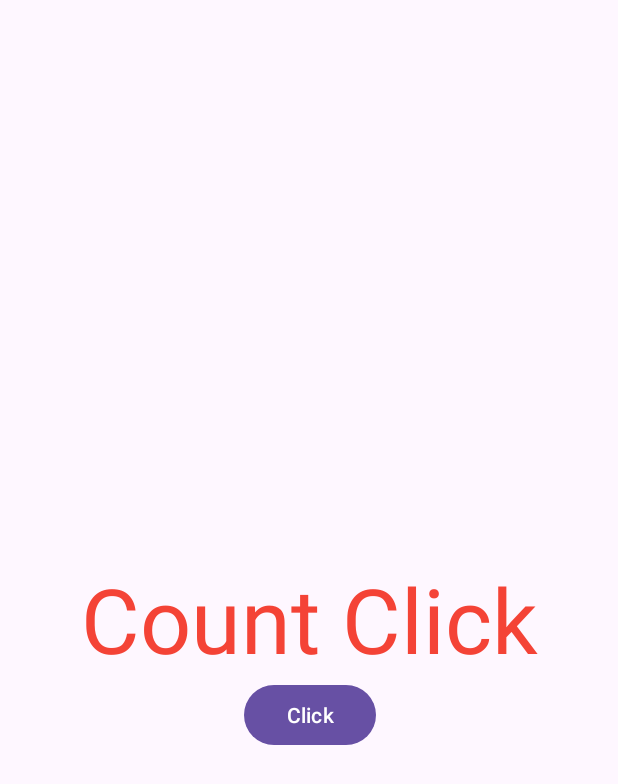
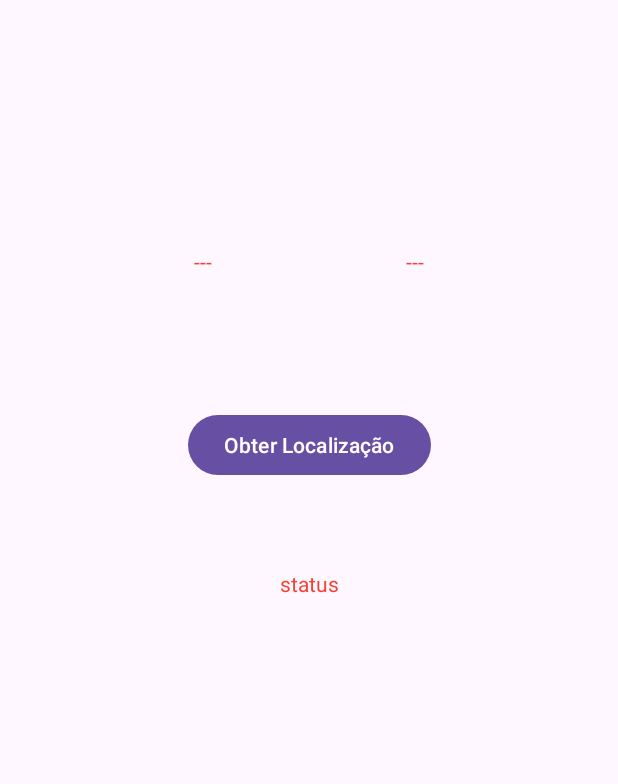
Before and after one commit to rbeninca/pdm, an Android app: the screen it shows after launch (MainActivity), on a phone screen of 412 x 824 dp. Shown: the top 784 px of the screen. Run offline under Robolectric (Android 15) with nearby library versions, the phone set to English and light mode, and no system bars.

Commit message:
interface xml

```diff
--- a/app/src/main/java/com/ifsc/contaclicks/MainActivity.java
+++ b/app/src/main/java/com/ifsc/contaclicks/MainActivity.java
@@ -12,25 +12,11 @@ import androidx.core.view.ViewCompat;
 import androidx.core.view.WindowInsetsCompat;
 
 public class MainActivity extends AppCompatActivity {
-    int i=0;
-
-    @Override
+   @Override
     protected void onCreate(Bundle savedInstanceState) {
         super.onCreate(savedInstanceState);
         setContentView(R.layout.activity_main);
-        //Associando objeto interface a variavel local;
-        TextView tv=findViewById(R.id.textView);
-        tv.setText(getString(R.string.app_name));
-        Button b=findViewById(R.id.button);
-        b.setOnClickListener(v -> {//Seu codigo lindo aqui
-        });
-        b.setOnClickListener(new View.OnClickListener() {
-            @Override
-            public void onClick(View v) {
-                tv.setText( Integer.toString(i)  );
-                i++;
-            }
-        });
+
 
     }
 }
--- a/app/src/main/res/layout/activity_main.xml
+++ b/app/src/main/res/layout/activity_main.xml
@@ -8,24 +8,53 @@
     tools:context=".MainActivity">
 
     <TextView
-        android:id="@+id/textView"
+        android:id="@+id/tvLatitude"
         android:layout_width="wrap_content"
         android:layout_height="wrap_content"
-        android:text="@string/ola"
+        android:text="---"
         android:textColor="#F44336"
-        android:textSize="60sp"
+        android:textSize="14sp"
+        app:layout_constraintBottom_toBottomOf="parent"
+        app:layout_constraintEnd_toStartOf="@+id/tvLongitude"
+        app:layout_constraintHorizontal_bias="0.5"
+        app:layout_constraintStart_toStartOf="parent"
+        app:layout_constraintTop_toTopOf="parent"
+        app:layout_constraintVertical_bias="0.205" />
+
+    <TextView
+        android:id="@+id/tvStatus"
+        android:layout_width="wrap_content"
+        android:layout_height="wrap_content"
+        android:text="status"
+        android:textColor="#F44336"
+        android:textSize="14sp"
         app:layout_constraintBottom_toBottomOf="parent"
         app:layout_constraintEnd_toEndOf="parent"
         app:layout_constraintStart_toStartOf="parent"
-        app:layout_constraintTop_toTopOf="parent" />
+        app:layout_constraintTop_toBottomOf="@+id/button"
+        app:layout_constraintVertical_bias="0.121" />
+
+    <TextView
+        android:id="@+id/tvLongitude"
+        android:layout_width="wrap_content"
+        android:layout_height="wrap_content"
+        android:text="---"
+        android:textColor="#F44336"
+        android:textSize="14sp"
+        app:layout_constraintEnd_toEndOf="parent"
+        app:layout_constraintHorizontal_bias="0.5"
+        app:layout_constraintStart_toEndOf="@+id/tvLatitude"
+        app:layout_constraintTop_toTopOf="@+id/tvLatitude" />
 
     <Button
         android:id="@+id/button"
         android:layout_width="wrap_content"
         android:layout_height="wrap_content"
         android:text="@string/click"
-        app:layout_constraintEnd_toEndOf="@id/textView"
-        app:layout_constraintStart_toStartOf="@id/textView"
-        app:layout_constraintTop_toBottomOf="@+id/textView" />
+        app:layout_constraintBottom_toBottomOf="parent"
+        app:layout_constraintEnd_toEndOf="parent"
+        app:layout_constraintStart_toStartOf="parent"
+        app:layout_constraintTop_toBottomOf="@+id/tvLongitude"
+        app:layout_constraintVertical_bias="0.15" />
 
 </androidx.constraintlayout.widget.ConstraintLayout>
--- a/app/src/main/res/values/strings.xml
+++ b/app/src/main/res/values/strings.xml
@@ -1,5 +1,5 @@
 <resources>
     <string name="app_name">Count Click</string>
     <string name="ola">Hello</string>
-    <string name="click">Click</string>
+    <string name="click">Obter Localização</string>
 </resources>
```
Also changed, not shown: 1 other file.
